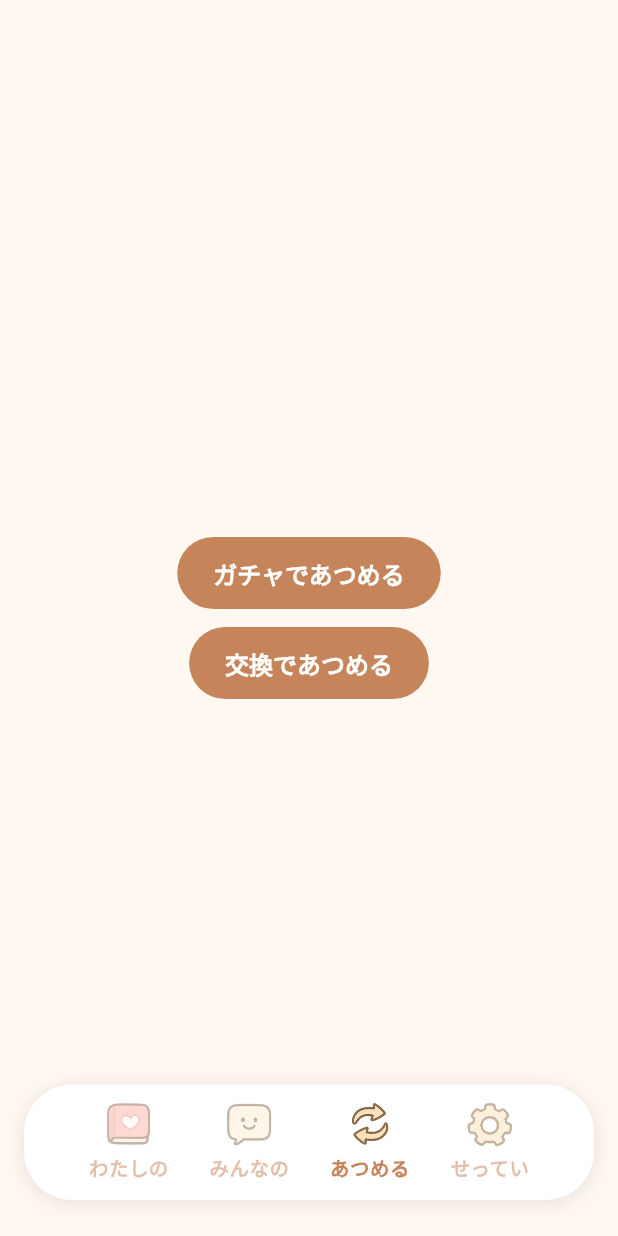
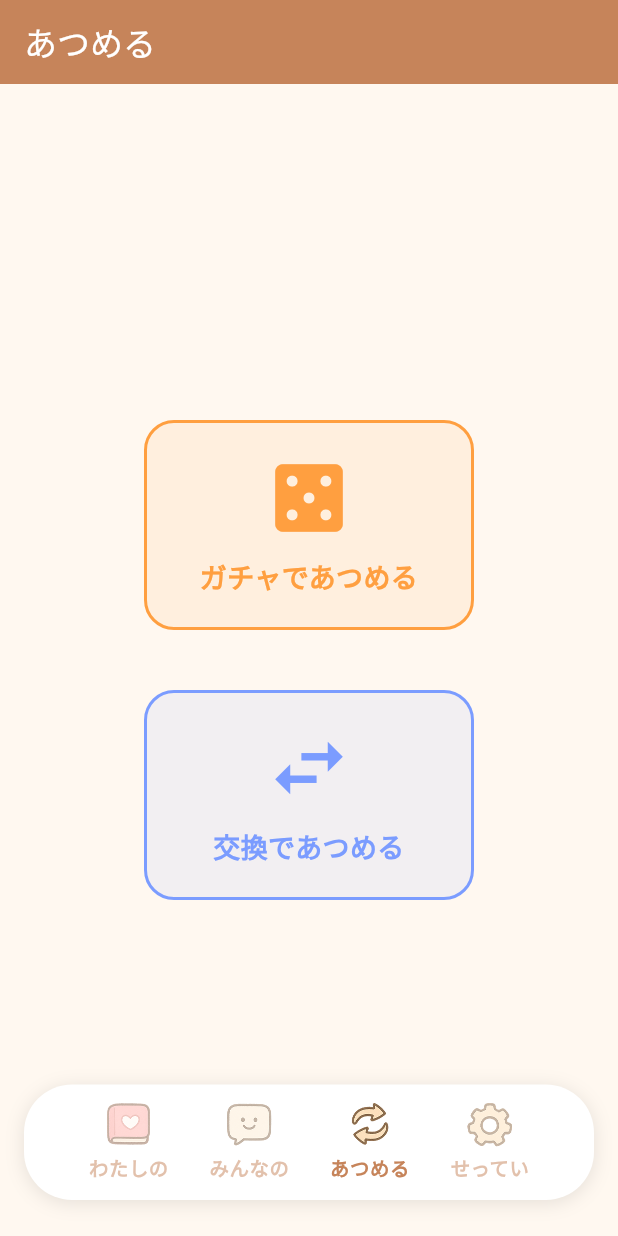
Before and after one commit to p2hacks2025/post-04, a Flutter app: the screen it shows after launch, item 3 of the bottom bar chosen, on a phone screen of 412 x 824 dp. Run offline on Flutter 3.47's test engine with Material 3 defaults, Android fonts, the phone set to English and light mode, and no system bars; our stand-ins replace cloud_firestore, firebase_auth, firebase_core, google_fonts; missing offline and left inert: model_viewer_plus, photo_manager; accounts and stored records are empty; network calls fail; statements that could not run were skipped.

Commit message:
fix: メニューカードボタンを追加し、レイアウトを調整

```diff
--- a/lib/features/collect/presentation/pages/collect_page.dart
+++ b/lib/features/collect/presentation/pages/collect_page.dart
@@ -11,24 +11,33 @@ class CollectPage extends StatelessWidget {
   Widget build(BuildContext context) {
     return Scaffold(
       backgroundColor: AppColors.background,
+      appBar: AppBar(
+        title: const Text('あつめる'),
+        backgroundColor: AppColors.primary,
+        foregroundColor: Colors.white,
+        elevation: 0,
+      ),
       body: Center(
         child: Column(
-          mainAxisSize: MainAxisSize.min,
+          mainAxisAlignment: MainAxisAlignment.center,
           children: [
-            _CollectButton(
+            _MenuCardButton(
+              icon: Icons.casino,
               label: 'ガチャであつめる',
-              onPressed: () {
+              color: AppColors.accentOrange,
+              onTap: () {
                 Navigator.push(
                   context,
                   MaterialPageRoute(builder: (context) => const GachaPage()),
                 );
               },
             ),
-            const SizedBox(height: 12),
-            _CollectButton(
+            const SizedBox(height: 40),
+            _MenuCardButton(
+              icon: Icons.swap_horiz,
               label: '交換であつめる',
-              onPressed: () {
-                // 交換メニューへ遷移（QR生成/読み取りなど）
+              color: AppColors.accentBlue,
+              onTap: () {
                 Navigator.push(
                   context,
                   MaterialPageRoute(
@@ -44,25 +53,48 @@ class CollectPage extends StatelessWidget {
   }
 }
 
-class _CollectButton extends StatelessWidget {
-  const _CollectButton({required this.label, required this.onPressed});
+class _MenuCardButton extends StatelessWidget {
+  const _MenuCardButton({
+    required this.icon,
+    required this.label,
+    required this.color,
+    required this.onTap,
+  });
 
+  final IconData icon;
   final String label;
-  final VoidCallback onPressed;
+  final Color color;
+  final VoidCallback onTap;
 
   @override
   Widget build(BuildContext context) {
-    return ElevatedButton(
-      style: ElevatedButton.styleFrom(
-        backgroundColor: AppColors.primary,
-        foregroundColor: AppColors.textOnPrimary,
-        shape: const StadiumBorder(),
-        padding: const EdgeInsets.symmetric(horizontal: 24, vertical: 12),
-        elevation: 0,
-        textStyle: const TextStyle(fontWeight: FontWeight.w900, fontSize: 16),
+    return InkWell(
+      onTap: onTap,
+      borderRadius: BorderRadius.circular(20),
+      child: Container(
+        width: 220,
+        padding: const EdgeInsets.all(20),
+        decoration: BoxDecoration(
+          color: color.withValues(alpha: 0.1),
+          borderRadius: BorderRadius.circular(20),
+          border: Border.all(color: color, width: 2),
+        ),
+        child: Column(
+          children: [
+            Icon(icon, size: 60, color: color),
+            const SizedBox(height: 10),
+            Text(
+              label,
+              textAlign: TextAlign.center,
+              style: TextStyle(
+                fontSize: 18,
+                fontWeight: FontWeight.bold,
+                color: color,
+              ),
+            ),
+          ],
+        ),
       ),
-      onPressed: onPressed,
-      child: Text(label),
     );
   }
 }
```
